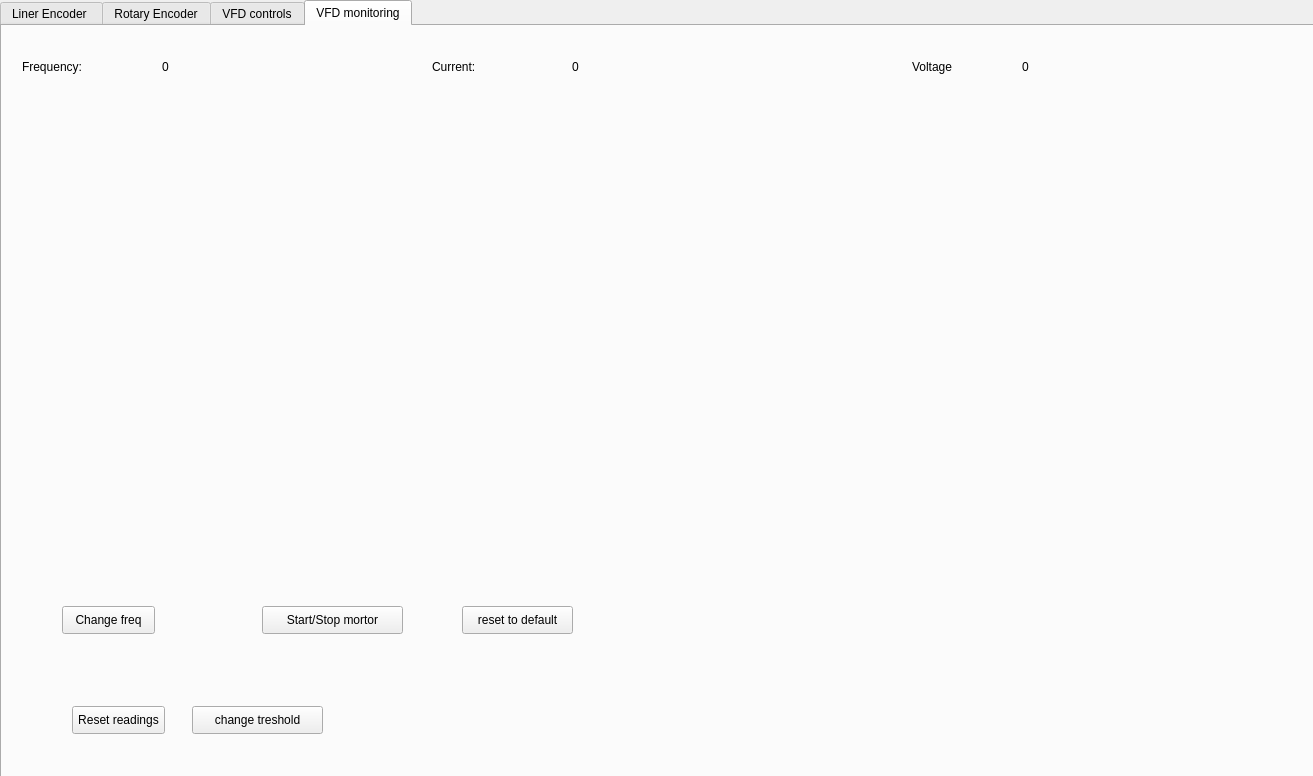
Old version of the form UI_files/prototype_UI.ui in the repository Balarubinan/VFD_control_interface.
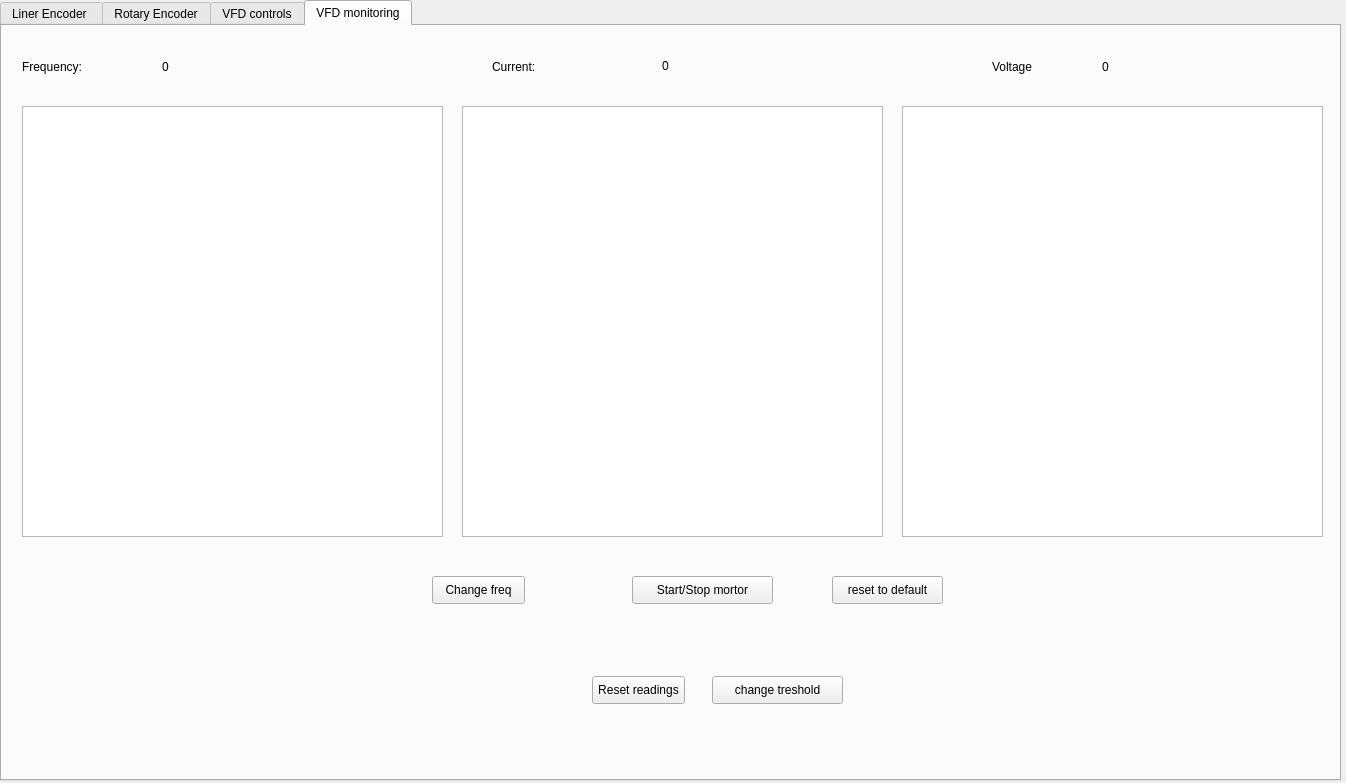
New version of the form. The open tabs and pages were chosen to show the change.

Commit message: * new prototype * added multi-graph feature * added object clearence * made little UI changes * ESP32 server code modified to use plain text POST input * ESP32 problems fixed

```diff
--- a/UI_files/prototype_UI.ui
+++ b/UI_files/prototype_UI.ui
@@ -6,8 +6,8 @@
    <rect>
     <x>0</x>
     <y>0</y>
-    <width>1313</width>
-    <height>776</height>
+    <width>1346</width>
+    <height>783</height>
    </rect>
   </property>
   <property name="windowTitle">
@@ -18,7 +18,7 @@
     <rect>
      <x>0</x>
      <y>0</y>
-     <width>1321</width>
+     <width>1341</width>
      <height>781</height>
     </rect>
    </property>
@@ -239,8 +239,8 @@
     <widget class="QPushButton" name="ResetButtonVFD">
      <property name="geometry">
       <rect>
-       <x>70</x>
-       <y>680</y>
+       <x>590</x>
+       <y>650</y>
        <width>93</width>
        <height>28</height>
       </rect>
@@ -252,8 +252,8 @@
     <widget class="QPushButton" name="TreshButtonVFD">
      <property name="geometry">
       <rect>
-       <x>190</x>
-       <y>680</y>
+       <x>710</x>
+       <y>650</y>
        <width>131</width>
        <height>28</height>
       </rect>
@@ -265,7 +265,7 @@
     <widget class="QLabel" name="label_8">
      <property name="geometry">
       <rect>
-       <x>430</x>
+       <x>490</x>
        <y>20</y>
        <width>151</width>
        <height>41</height>
@@ -278,7 +278,7 @@
     <widget class="QLabel" name="label_9">
      <property name="geometry">
       <rect>
-       <x>910</x>
+       <x>990</x>
        <y>20</y>
        <width>151</width>
        <height>41</height>
@@ -304,8 +304,8 @@
     <widget class="QPushButton" name="StartStopButton">
      <property name="geometry">
       <rect>
-       <x>260</x>
-       <y>580</y>
+       <x>630</x>
+       <y>550</y>
        <width>141</width>
        <height>28</height>
       </rect>
@@ -317,8 +317,8 @@
     <widget class="QPushButton" name="ChangeFreq">
      <property name="geometry">
       <rect>
-       <x>60</x>
-       <y>580</y>
+       <x>430</x>
+       <y>550</y>
        <width>93</width>
        <height>28</height>
       </rect>
@@ -330,8 +330,8 @@
     <widget class="QPushButton" name="ResetDefaultVFD">
      <property name="geometry">
       <rect>
-       <x>460</x>
-       <y>580</y>
+       <x>830</x>
+       <y>550</y>
        <width>111</width>
        <height>28</height>
       </rect>
@@ -356,10 +356,10 @@
     <widget class="QLabel" name="CurLabelV">
      <property name="geometry">
       <rect>
-       <x>570</x>
+       <x>660</x>
        <y>20</y>
        <width>151</width>
-       <height>41</height>
+       <height>40</height>
       </rect>
      </property>
      <property name="text">
@@ -369,7 +369,7 @@
     <widget class="QLabel" name="VolLabelV">
      <property name="geometry">
       <rect>
-       <x>1020</x>
+       <x>1100</x>
        <y>20</y>
        <width>151</width>
        <height>41</height>
@@ -379,6 +379,36 @@
       <string>0</string>
      </property>
     </widget>
+    <widget class="QGraphicsView" name="FreqGraph">
+     <property name="geometry">
+      <rect>
+       <x>20</x>
+       <y>80</y>
+       <width>421</width>
+       <height>431</height>
+      </rect>
+     </property>
+    </widget>
+    <widget class="QGraphicsView" name="VoltageGraph">
+     <property name="geometry">
+      <rect>
+       <x>900</x>
+       <y>80</y>
+       <width>421</width>
+       <height>431</height>
+      </rect>
+     </property>
+    </widget>
+    <widget class="QGraphicsView" name="CurrentGraph">
+     <property name="geometry">
+      <rect>
+       <x>460</x>
+       <y>80</y>
+       <width>421</width>
+       <height>431</height>
+      </rect>
+     </property>
+    </widget>
    </widget>
   </widget>
  </widget>
```
Left out of the diff: 87 changed lines with no effect on the pictures. The commit also changes 9 other files.
